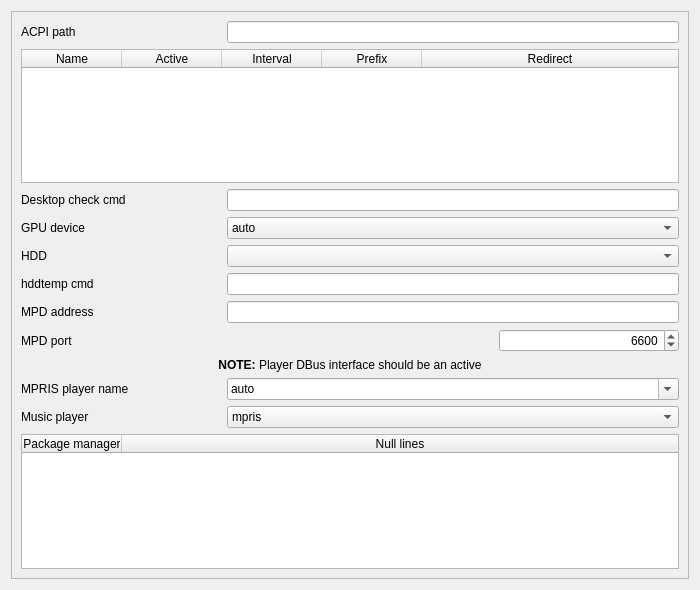
arcan1s/awesome-widgets, file sources/awesome-widget/deconfig.ui: the form before one commit.
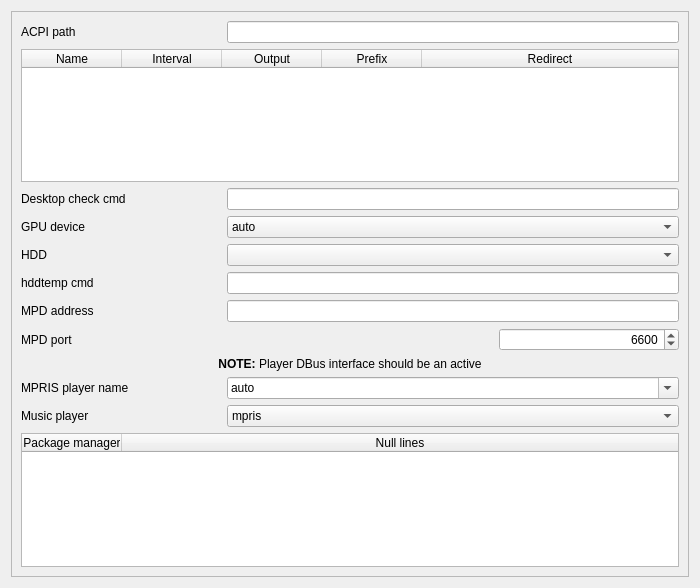
The form after the commit.

What changed in the file:
```diff
--- a/sources/awesome-widget/deconfig.ui
+++ b/sources/awesome-widget/deconfig.ui
@@ -7,7 +7,7 @@
     <x>0</x>
     <y>0</y>
     <width>700</width>
-    <height>590</height>
+    <height>588</height>
    </rect>
   </property>
   <property name="sizePolicy">
@@ -43,7 +43,7 @@
         <x>0</x>
         <y>0</y>
         <width>684</width>
-        <height>574</height>
+        <height>572</height>
        </rect>
       </property>
       <layout class="QGridLayout" name="gridLayout">
@@ -457,16 +457,16 @@
            <string>Name</string>
           </property>
          </column>
-         <column>
-          <property name="text">
-           <string>Active</string>
-          </property>
-         </column>
          <column>
           <property name="text">
            <string>Interval</string>
           </property>
          </column>
+         <column>
+          <property name="text">
+           <string>Output</string>
+          </property>
+         </column>
          <column>
           <property name="text">
            <string>Prefix</string>
```
